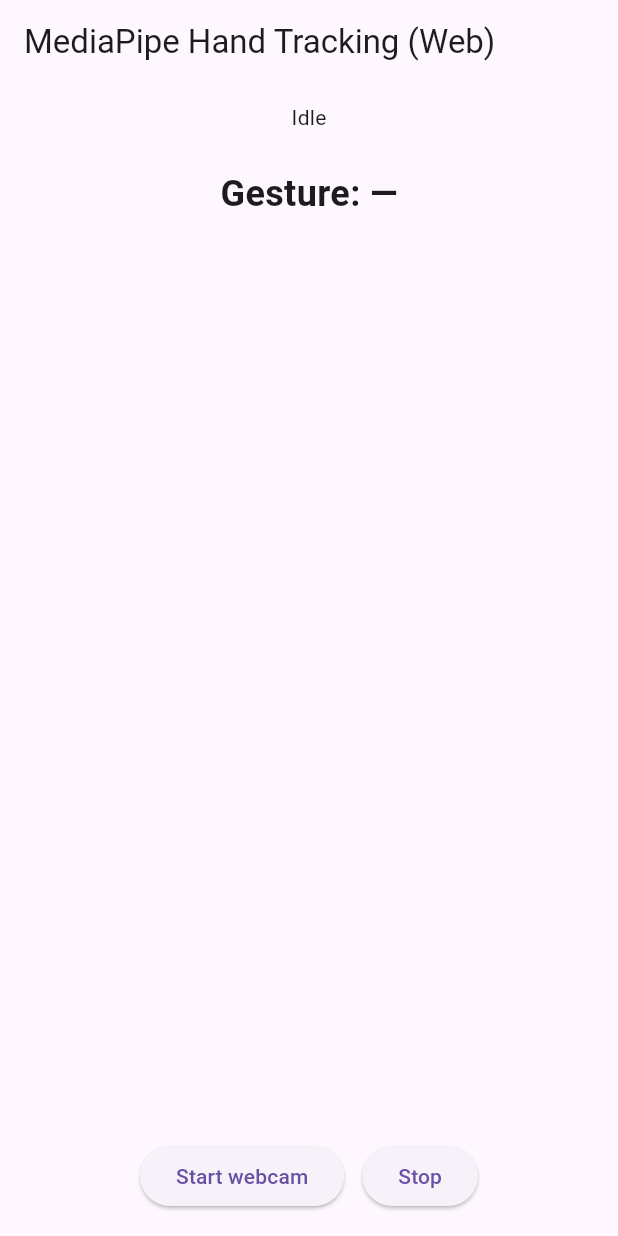
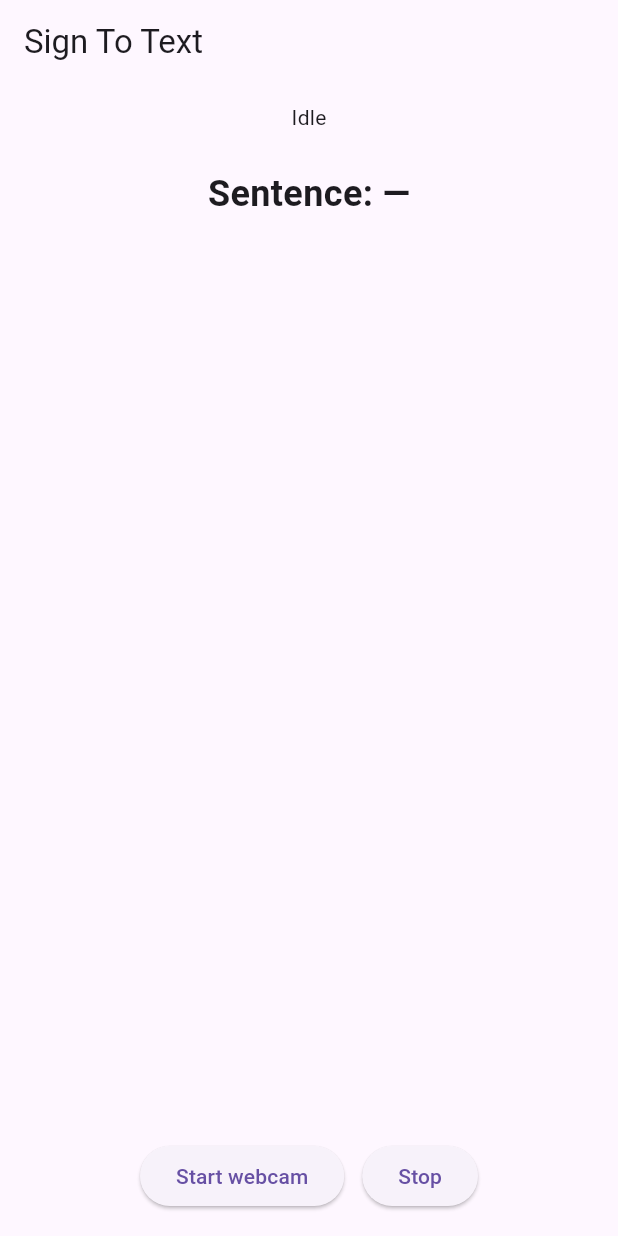
Before and after one commit to CodeForCauseTeam2/SignalFlow, a Flutter app: the HandDemo screen opened directly, on a phone screen of 412 x 824 dp. Run offline on Flutter 3.47's test engine with Material 3 defaults, Android fonts, the phone set to English and light mode, and no system bars; missing offline and left inert: dart:js_interop.

Commit message:
Changing title

```diff
--- a/camera/mp_hand_web/lib/hand_demo.dart
+++ b/camera/mp_hand_web/lib/hand_demo.dart
@@ -80,7 +80,7 @@
   @override
   Widget build(BuildContext context) {
     return Scaffold(
-      appBar: AppBar(title: const Text('MediaPipe Hand Tracking (Web)')),
+      appBar: AppBar(title: const Text('Sign To Text')),
       body: Column(
         children: [
           Padding(
@@ -91,7 +91,7 @@
           Padding(
             padding: const EdgeInsets.all(12),
               child: Text(
-                "Gesture: $_gesture",
+                "Sentence: $_gesture",
               style: const TextStyle(fontSize: 24, fontWeight: FontWeight.bold),
             ),
           ),
```
